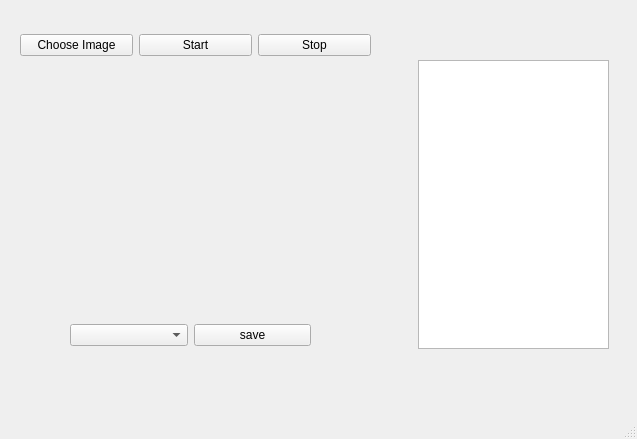
This is mainwindow.ui in savindu-pasintha/QT-C-GUI-Appplication-for-Xdoto-Company as Qt 5 draws it before an edit. The edited form follows.
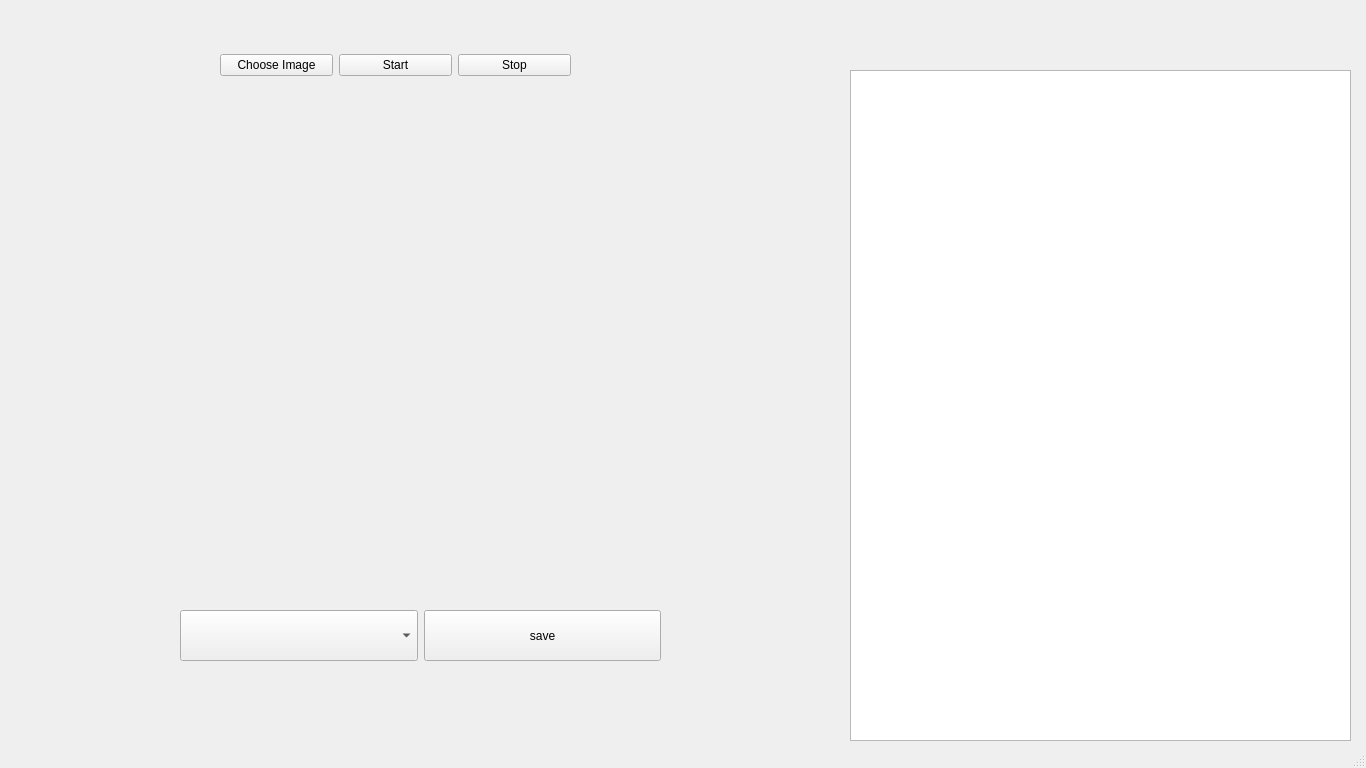
This is the edited form.

```diff
--- a/mainwindow.ui
+++ b/mainwindow.ui
@@ -6,8 +6,8 @@
    <rect>
     <x>0</x>
     <y>0</y>
-    <width>637</width>
-    <height>439</height>
+    <width>1366</width>
+    <height>768</height>
    </rect>
   </property>
   <property name="windowTitle">
@@ -20,8 +20,8 @@
    <widget class="QWidget" name="horizontalLayoutWidget">
     <property name="geometry">
      <rect>
-      <x>20</x>
-      <y>30</y>
+      <x>220</x>
+      <y>50</y>
       <width>351</width>
       <height>31</height>
      </rect>
@@ -55,8 +55,8 @@
      <rect>
       <x>30</x>
       <y>110</y>
-      <width>331</width>
-      <height>181</height>
+      <width>761</width>
+      <height>471</height>
      </rect>
     </property>
     <layout class="QVBoxLayout" name="verticalLayout">
@@ -72,29 +72,46 @@
    <widget class="QWidget" name="verticalLayoutWidget_2">
     <property name="geometry">
      <rect>
-      <x>419</x>
-      <y>60</y>
-      <width>71</width>
-      <height>291</height>
+      <x>850</x>
+      <y>70</y>
+      <width>501</width>
+      <height>671</height>
      </rect>
     </property>
-    <layout class="QVBoxLayout" name="verticalLayout_2"/>
+    <layout class="QVBoxLayout" name="verticalLayout_2">
+     <item>
+      <widget class="QListWidget" name="listWidget"/>
+     </item>
+    </layout>
    </widget>
    <widget class="QWidget" name="horizontalLayoutWidget_2">
     <property name="geometry">
      <rect>
-      <x>70</x>
-      <y>320</y>
-      <width>241</width>
-      <height>31</height>
+      <x>180</x>
+      <y>610</y>
+      <width>481</width>
+      <height>51</height>
      </rect>
     </property>
     <layout class="QHBoxLayout" name="horizontalLayout_2">
      <item>
-      <widget class="QComboBox" name="comboBox"/>
+      <widget class="QComboBox" name="comboBox">
+       <property name="sizePolicy">
+        <sizepolicy hsizetype="Minimum" vsizetype="Minimum">
+         <horstretch>0</horstretch>
+         <verstretch>0</verstretch>
+        </sizepolicy>
+       </property>
+      </widget>
      </item>
      <item>
       <widget class="QPushButton" name="saveBtn">
+       <property name="sizePolicy">
+        <sizepolicy hsizetype="Minimum" vsizetype="Minimum">
+         <horstretch>0</horstretch>
+         <verstretch>0</verstretch>
+        </sizepolicy>
+       </property>
        <property name="text">
         <string>save</string>
        </property>
@@ -102,16 +119,6 @@
      </item>
     </layout>
    </widget>
-   <widget class="QListWidget" name="listWidget">
-    <property name="geometry">
-     <rect>
-      <x>418</x>
-      <y>60</y>
-      <width>191</width>
-      <height>289</height>
-     </rect>
-    </property>
-   </widget>
   </widget>
   <widget class="QMenuBar" name="menubar">
    <property name="geometry">
```
Left out of the diff: 2 changed lines with no effect on the pictures.
